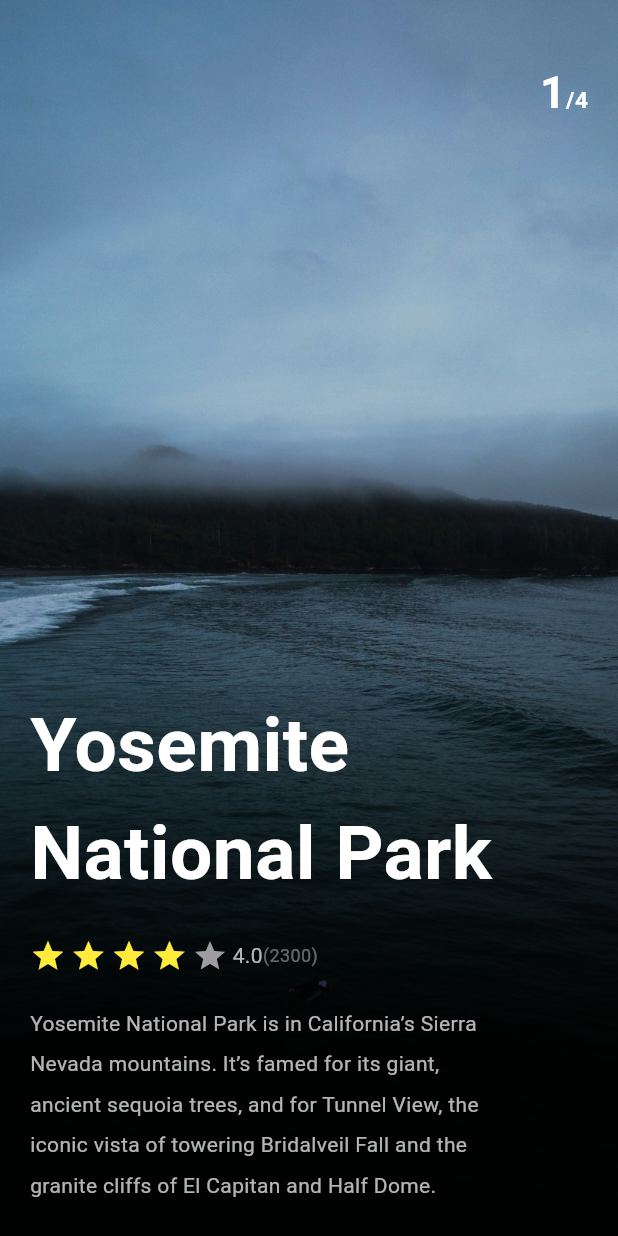
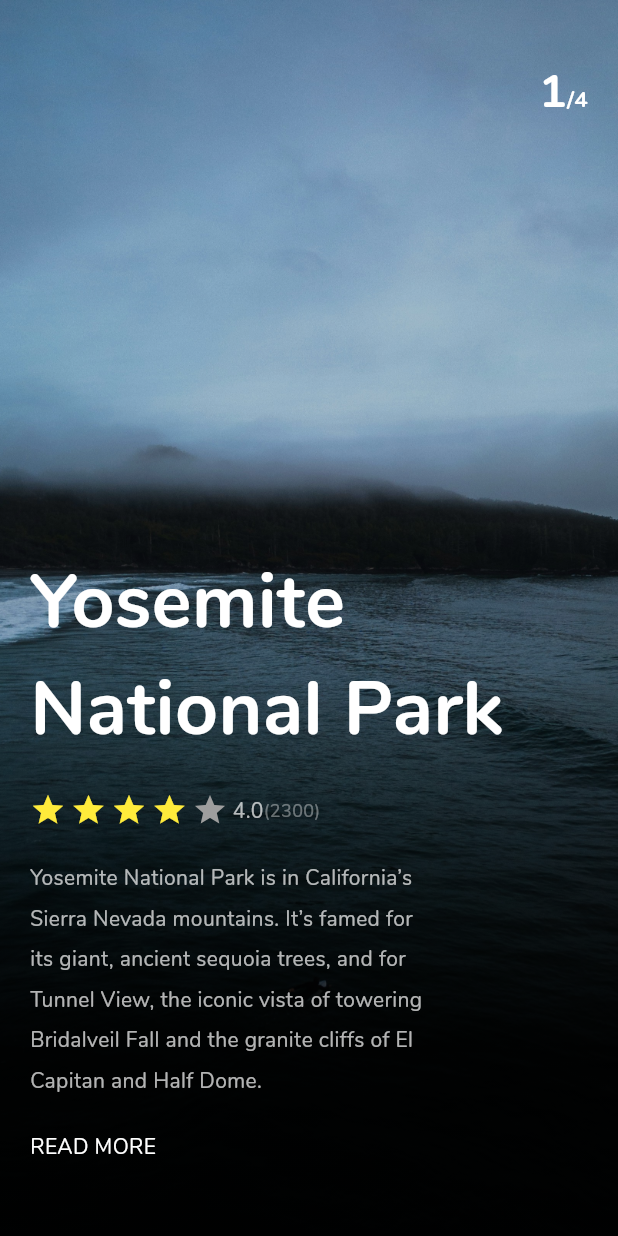
Before and after one commit to sydney1232/travel_ui, a Flutter app: the screen it shows after launch, on a phone screen of 412 x 824 dp. Run offline on Flutter 3.47's test engine with Material 3 defaults, Android fonts, the phone set to English and light mode, and no system bars.

Commit message:
Beautify text

```diff
--- a/lib/main.dart
+++ b/lib/main.dart
@@ -2,6 +2,7 @@ import 'package:flutter/material.dart';
 
 void main() => runApp(MaterialApp(
       debugShowCheckedModeBanner: false,
+      theme: ThemeData(fontFamily: 'Nunito'),
       home: HomePage(),
     ));
 
@@ -28,7 +29,7 @@ class _HomePageState extends State<HomePage> {
 
   void _onScroll() {}
 
-  Widget makePage({descrption, image, title}) {
+  Widget makePage({descrption, image, title, page}) {
     return Container(
       decoration: BoxDecoration(
           image: DecorationImage(
@@ -57,7 +58,7 @@ class _HomePageState extends State<HomePage> {
                 crossAxisAlignment: CrossAxisAlignment.baseline,
                 textBaseline: TextBaseline.alphabetic,
                 children: [
-                  Text("1",
+                  Text(page.toString(),
                       style: TextStyle(
                           color: Colors.white,
                           fontSize: 30,
@@ -133,7 +134,7 @@ class _HomePageState extends State<HomePage> {
                     ),
                     SizedBox(height: 20),
                     Padding(
-                      padding: const EdgeInsets.only(right: 50),
+                      padding: const EdgeInsets.only(right: 100),
                       child: Text(
                         descrption,
                         style: TextStyle(
@@ -142,6 +143,12 @@ class _HomePageState extends State<HomePage> {
                         ),
                       ),
                     ),
+                    SizedBox(height: 20),
+                    Text(
+                      "READ MORE",
+                      style: TextStyle(color: Colors.white),
+                    ),
+                    SizedBox(height: 30),
                   ],
                 ),
               )
@@ -159,22 +166,26 @@ class _HomePageState extends State<HomePage> {
         controller: _pageController,
         children: <Widget>[
           makePage(
+              page: 1,
               descrption:
                   "Yosemite National Park is in California’s Sierra Nevada mountains. It’s famed for its giant, ancient sequoia trees, and for Tunnel View, the iconic vista of towering Bridalveil Fall and the granite cliffs of El Capitan and Half Dome.",
               title: "Yosemite National Park",
               image: 'assets/images/one.jpg'),
           makePage(
+              page: 2,
               descrption:
                   "The Golden Gate Bridge is a suspension bridge spanning the Golden Gate, the one-mile-wide strait connecting San Francisco Bay and the Pacific Ocean.",
               title: "Golden Gate Bridge",
               image: 'assets/images/two.jpg'),
           makePage(
+            page: 3,
             descrption:
                 "Sedona is regularly described as one of America's most beautiful places. Nowhere else will you find a landscape as dramatically colorful.",
             title: "Sedona",
             image: 'assets/images/three.jpg',
           ),
           makePage(
+              page: 4,
               descrption:
                   "Savannah, with its Spanish moss, Southern accents and creepy graveyards, is a lot like Charleston, South Carolina. But this city about 100 miles to the south has an eccentric streak.",
               title: "Savannah",
```
Also changed, not shown: pubspec.yaml (+7 -12 lines), assets/fonts/Nunito-Black.ttf (added), assets/fonts/Nunito-Bold.ttf (added), assets/fonts/Nunito-Regular.ttf (added).
